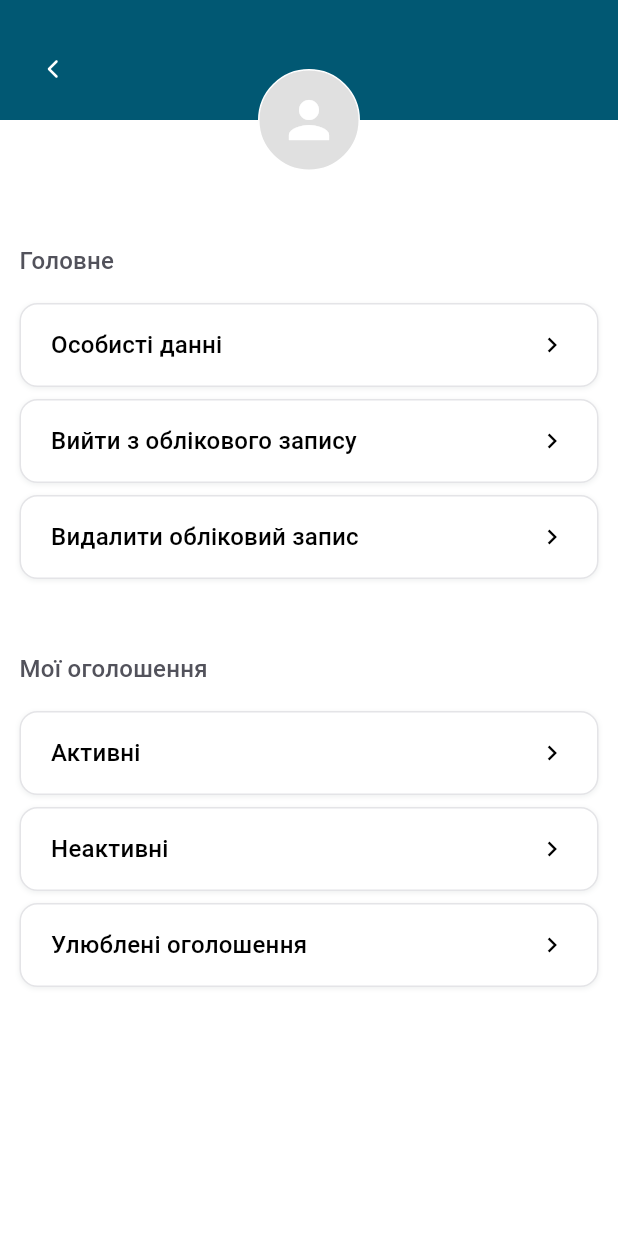
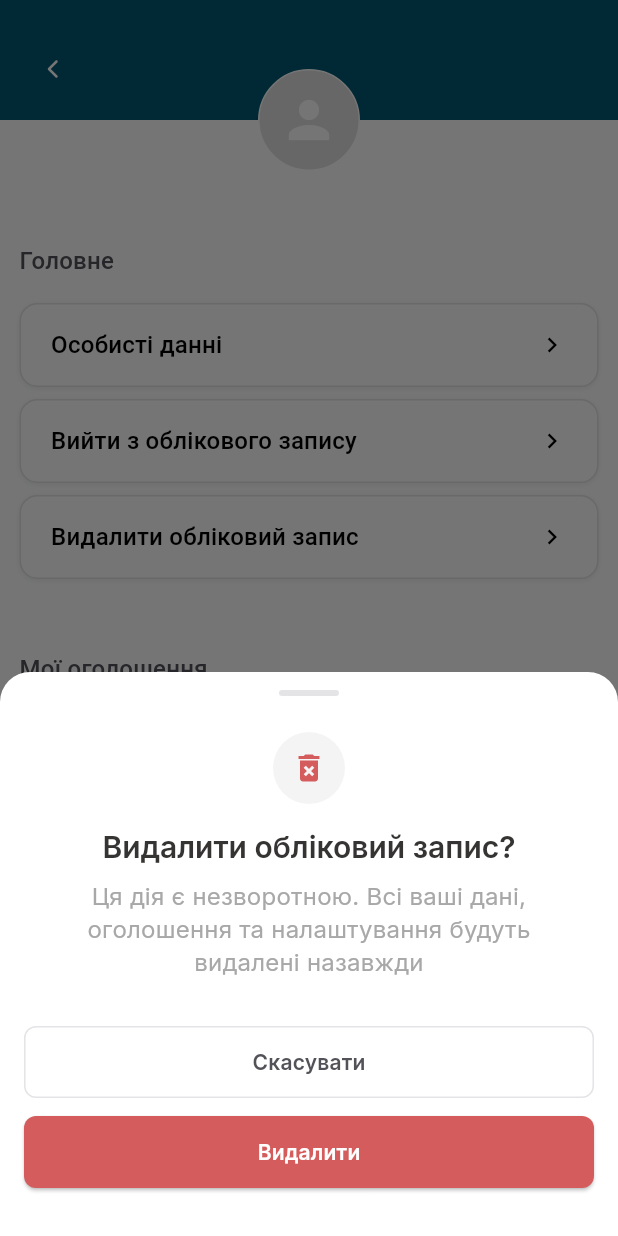
Before and after one commit to chizmodiy/olxclone, a Flutter app: the ProfilePage screen opened by its route, after a tap on "Видалити обліковий запис", on a phone screen of 412 x 824 dp. Run offline on Flutter 3.47's test engine with Material 3 defaults, Android fonts, the phone set to English and light mode, and no system bars; our stand-ins replace cached_network_image, flutter_map, flutter_svg, font_awesome_flutter, geolocator, google_fonts and 3 more; missing offline and left inert: algoliasearch, flutter_map_marker_cluster; accounts and stored records are empty; network calls fail.

Commit message:
feat: додано підтвердження видалення облікового запису на сторінці профілю
- Додано новий віджет DeleteAccountConfirmationBottomSheet для підтвердження видалення облікового запису.
- Оновлено обробку натискань на кнопку видалення облікового запису, щоб спочатку відображати підтвердження перед видаленням.

```diff
--- a/lib/pages/profile_page.dart
+++ b/lib/pages/profile_page.dart
@@ -9,6 +9,7 @@ import './personal_data_page.dart';
 import '../services/profile_service.dart';
 import '../widgets/blocked_user_bottom_sheet.dart';
 import '../widgets/logout_confirmation_bottom_sheet.dart';
+import '../widgets/delete_account_confirmation_bottom_sheet.dart';
 
 class ProfilePage extends StatefulWidget {
   const ProfilePage({super.key});
@@ -76,6 +77,17 @@ class _ProfilePageState extends State<ProfilePage> {
       isDismissible: true,
       enableDrag: true,
       builder: (context) => const LogoutConfirmationBottomSheet(),
+    );
+  }
+
+  void _showDeleteAccountConfirmationBottomSheet() {
+    showModalBottomSheet(
+      context: context,
+      isScrollControlled: true,
+      backgroundColor: Colors.transparent,
+      isDismissible: true,
+      enableDrag: true,
+      builder: (context) => const DeleteAccountConfirmationBottomSheet(),
     );
   }
 
@@ -206,7 +218,9 @@ class _ProfilePageState extends State<ProfilePage> {
                 ),
                 _profileButton(
                   text: 'Видалити обліковий запис',
-                  onTap: () {},
+                  onTap: () {
+                    _showDeleteAccountConfirmationBottomSheet();
+                  },
                 ),
                 const SizedBox(height: 20),
                 // (Аватар між блоками видалено)
--- /dev/null
+++ b/lib/widgets/delete_account_confirmation_bottom_sheet.dart
@@ -0,0 +1,156 @@
+import 'package:flutter/material.dart';
+import 'package:supabase_flutter/supabase_flutter.dart';
+import '../theme/app_colors.dart';
+import '../theme/app_text_styles.dart';
+
+class DeleteAccountConfirmationBottomSheet extends StatelessWidget {
+  const DeleteAccountConfirmationBottomSheet({super.key});
+
+  @override
+  Widget build(BuildContext context) {
+    return Container(
+      decoration: const BoxDecoration(
+        color: Colors.white,
+        borderRadius: BorderRadius.only(
+          topLeft: Radius.circular(20),
+          topRight: Radius.circular(20),
+        ),
+      ),
+      child: Column(
+        mainAxisSize: MainAxisSize.min,
+        children: [
+          // Handle bar
+          Container(
+            margin: const EdgeInsets.only(top: 12),
+            width: 40,
+            height: 4,
+            decoration: BoxDecoration(
+              color: AppColors.zinc200,
+              borderRadius: BorderRadius.circular(2),
+            ),
+          ),
+
+          const SizedBox(height: 24),
+
+          // Icon
+          Container(
+            width: 48,
+            height: 48,
+            decoration: BoxDecoration(
+              color: AppColors.zinc100,
+              borderRadius: BorderRadius.circular(24),
+            ),
+            child: Icon(
+              Icons.delete_forever,
+              color: AppColors.notificationDotColor,
+              size: 24,
+            ),
+          ),
+
+          const SizedBox(height: 16),
+
+          // Title
+          Text(
+            'Видалити обліковий запис?',
+            style: AppTextStyles.heading3Semibold.copyWith(
+              color: AppColors.color2,
+            ),
+            textAlign: TextAlign.center,
+          ),
+
+          const SizedBox(height: 8),
+
+          // Description
+          Padding(
+            padding: const EdgeInsets.symmetric(horizontal: 32),
+            child: Text(
+              'Ця дія є незворотною. Всі ваші дані, оголошення та налаштування будуть видалені назавжди',
+              style: AppTextStyles.body1Regular.copyWith(
+                color: AppColors.color5,
+              ),
+              textAlign: TextAlign.center,
+            ),
+          ),
+
+          const SizedBox(height: 32),
+
+          // Buttons
+          Padding(
+            padding: const EdgeInsets.symmetric(horizontal: 16),
+            child: Column(
+              children: [
+                // Cancel button
+                SizedBox(
+                  width: double.infinity,
+                  height: 48,
+                  child: TextButton(
+                    onPressed: () {
+                      Navigator.of(context).pop(false);
+                    },
+                    style: TextButton.styleFrom(
+                      backgroundColor: AppColors.white,
+                      side: BorderSide(color: AppColors.zinc200),
+                      shape: RoundedRectangleBorder(
+                        borderRadius: BorderRadius.circular(8),
+                      ),
+                    ),
+                    child: Text(
+                      'Скасувати',
+                      style: AppTextStyles.body2Semibold.copyWith(
+                        color: AppColors.color8,
+                      ),
+                    ),
+                  ),
+                ),
+
+                const SizedBox(height: 12),
+
+                // Delete button
+                SizedBox(
+                  width: double.infinity,
+                  height: 48,
+                  child: ElevatedButton(
+                    onPressed: () async {
+                      try {
+                        // Тут можна додати логіку видалення акаунту
+                        // Наприклад, видалення всіх даних користувача з бази
+                        await Supabase.instance.client.auth.signOut();
+                        if (context.mounted) {
+                          Navigator.of(context).pop(true);
+                          Navigator.of(context).pushNamedAndRemoveUntil('/', (route) => false);
+                        }
+                      } catch (e) {
+                        if (context.mounted) {
+                          ScaffoldMessenger.of(context).showSnackBar(
+                            SnackBar(
+                              content: Text('Помилка видалення акаунту: $e'),
+                              backgroundColor: AppColors.notificationDotColor,
+                            ),
+                          );
+                        }
+                      }
+                    },
+                    style: ElevatedButton.styleFrom(
+                      backgroundColor: AppColors.notificationDotColor,
+                      shape: RoundedRectangleBorder(
+                        borderRadius: BorderRadius.circular(8),
+                      ),
+                    ),
+                    child: Text(
+                      'Видалити',
+                      style: AppTextStyles.body2Semibold.copyWith(
+                        color: Colors.white,
+                      ),
+                    ),
+                  ),
+                ),
+              ],
+            ),
+          ),
+
+          const SizedBox(height: 32),
+        ],
+      ),
+    );
+  }
+}
```
